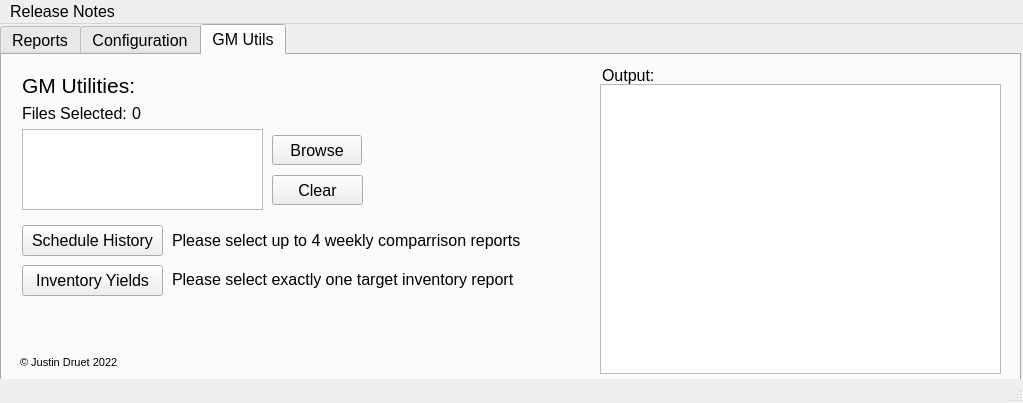
Old version of the form lib/Main_UI.ui in the repository Justind-hub/RoseUtils.
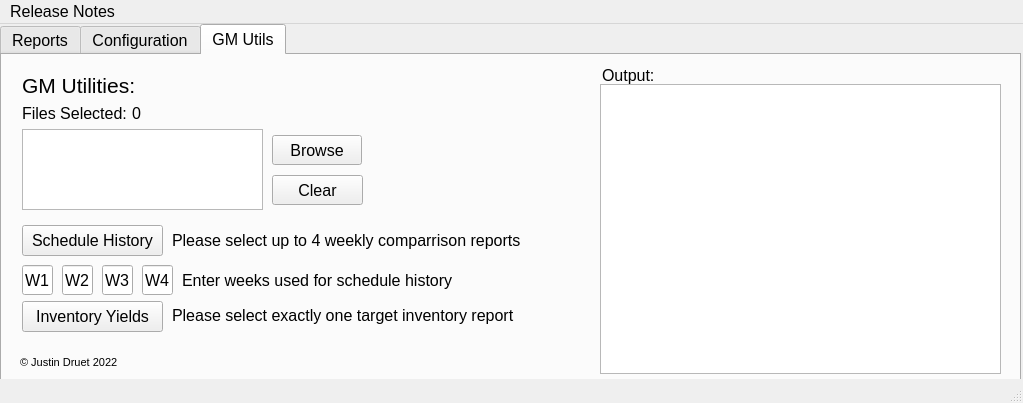
New version of the form. The open tabs and pages were chosen to show the change. Icons and pictures are not drawn.

Commit message: Added week text boxes for history report

```diff
--- a/lib/Main_UI.ui
+++ b/lib/Main_UI.ui
@@ -952,7 +952,7 @@
       <property name="geometry">
        <rect>
         <x>20</x>
-        <y>210</y>
+        <y>246</y>
         <width>141</width>
         <height>31</height>
        </rect>
@@ -1007,7 +1007,7 @@
       <property name="geometry">
        <rect>
         <x>170</x>
-        <y>214</y>
+        <y>250</y>
         <width>401</width>
         <height>20</height>
        </rect>
@@ -1016,6 +1016,71 @@
        <string>Please select exactly one target inventory report</string>
       </property>
      </widget>
+     <widget class="QLineEdit" name="w1">
+      <property name="geometry">
+       <rect>
+        <x>20</x>
+        <y>210</y>
+        <width>31</width>
+        <height>30</height>
+       </rect>
+      </property>
+      <property name="text">
+       <string>W1</string>
+      </property>
+     </widget>
+     <widget class="QLineEdit" name="w2">
+      <property name="geometry">
+       <rect>
+        <x>60</x>
+        <y>210</y>
+        <width>31</width>
+        <height>30</height>
+       </rect>
+      </property>
+      <property name="text">
+       <string>W2</string>
+      </property>
+     </widget>
+     <widget class="QLineEdit" name="w3">
+      <property name="geometry">
+       <rect>
+        <x>100</x>
+        <y>210</y>
+        <width>31</width>
+        <height>30</height>
+       </rect>
+      </property>
+      <property name="text">
+       <string>W3</string>
+      </property>
+     </widget>
+     <widget class="QLineEdit" name="w4">
+      <property name="geometry">
+       <rect>
+        <x>140</x>
+        <y>210</y>
+        <width>31</width>
+        <height>30</height>
+       </rect>
+      </property>
+      <property name="text">
+       <string>W4</string>
+      </property>
+     </widget>
+     <widget class="QLabel" name="gm_history_label_2">
+      <property name="geometry">
+       <rect>
+        <x>180</x>
+        <y>210</y>
+        <width>401</width>
+        <height>30</height>
+       </rect>
+      </property>
+      <property name="text">
+       <string>Enter weeks used for schedule history</string>
+      </property>
+     </widget>
     </widget>
    </widget>
    <widget class="QLabel" name="label">
```
Left out of the diff: 2 changed lines with no effect on the pictures. The commit also changes 1 other file.
